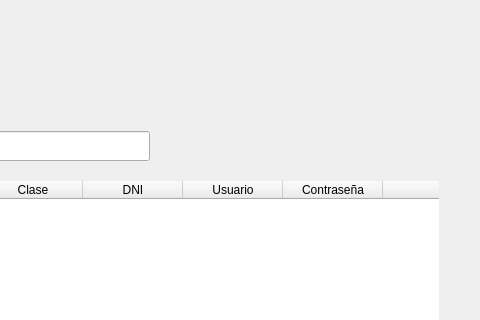
Old version of the form blustock/ui/screens_uis/usuarios.ui in the repository MaxAPBusiness/Blustock; both pictures show x 258 to 738 and y 0 to 320 of the 738 by 551 pixel window.
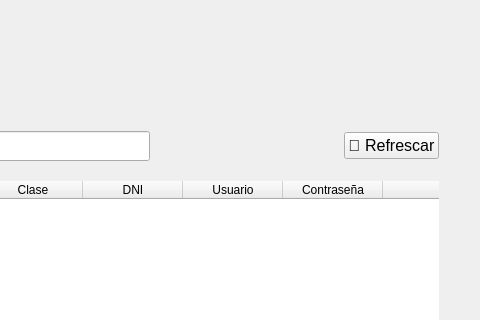
New version of the form. Icons and pictures are not drawn.

The edit to the form file:
```diff
--- a/blustock/ui/screens_uis/usuarios.ui
+++ b/blustock/ui/screens_uis/usuarios.ui
@@ -121,6 +121,18 @@
          </property>
         </spacer>
        </item>
+       <item>
+        <widget class="QPushButton" name="botonRefresh">
+         <property name="font">
+          <font>
+           <pointsize>12</pointsize>
+          </font>
+         </property>
+         <property name="text">
+          <string>🔄 Refrescar</string>
+         </property>
+        </widget>
+       </item>
       </layout>
      </item>
      <item>
```
